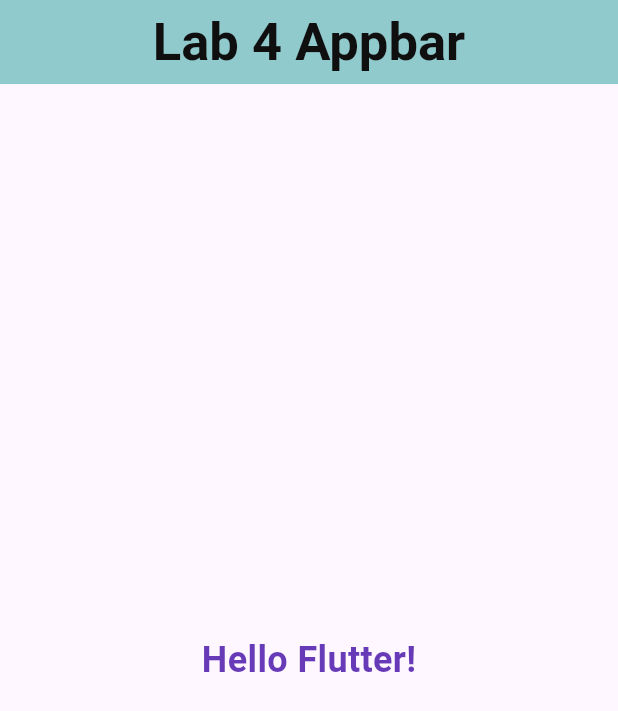
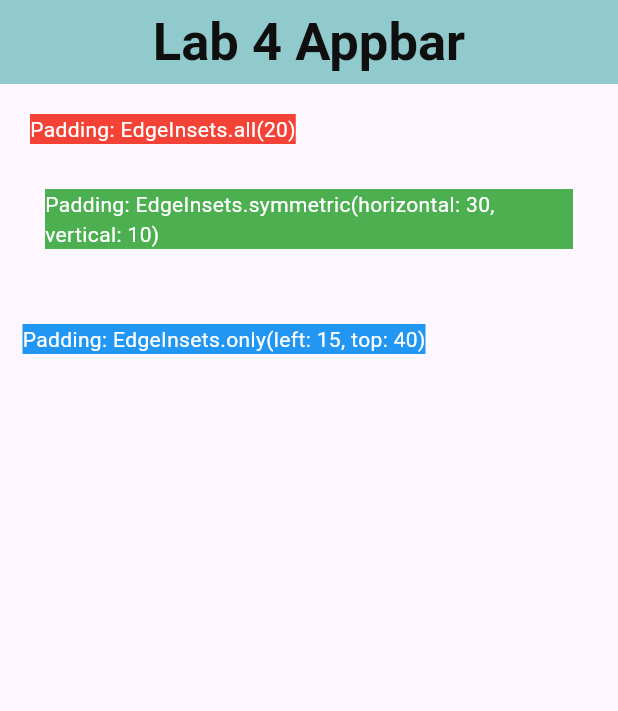
Before and after one commit to Ooozari/App-development, a Flutter app: the screen it shows after launch, on a phone screen of 412 x 824 dp. Shown: the top 711 px of the screen. Run offline on Flutter 3.47's test engine with Material 3 defaults, Android fonts, the light colour scheme and no system bars.

Commit message:
Implemented Padding widget examples using all, symmetric, and only EdgeInsets

```diff
--- a/Lab4/app4/lib/main.dart
+++ b/Lab4/app4/lib/main.dart
@@ -33,15 +33,45 @@
         centerTitle: true,
         backgroundColor: const Color.fromARGB(255, 145, 202, 205),
       ),
-      body: const Center(
-        child: Text(
-          'Hello Flutter!',
-          style: TextStyle(
-            fontSize: 24,
-            fontWeight: FontWeight.bold,
-            color: Colors.deepPurple,
+      body: Column(
+        crossAxisAlignment: CrossAxisAlignment.start,
+        children: [
+          // EdgeInsets.all
+          Padding(
+            padding: const EdgeInsets.all(20),
+            child: Container(
+              color: Colors.red,
+              child: const Text(
+                "Padding: EdgeInsets.all(20)",
+                style: TextStyle(color: Colors.white),
+              ),
+            ),
           ),
-        ),
+
+          // EdgeInsets.symmetric
+          Padding(
+            padding: const EdgeInsets.symmetric(horizontal: 30, vertical: 10),
+            child: Container(
+              color: Colors.green,
+              child: const Text(
+                "Padding: EdgeInsets.symmetric(horizontal: 30, vertical: 10)",
+                style: TextStyle(color: Colors.white),
+              ),
+            ),
+          ),
+
+          // EdgeInsets.only
+          Padding(
+            padding: const EdgeInsets.only(left: 15, top: 40),
+            child: Container(
+              color: Colors.blue,
+              child: const Text(
+                "Padding: EdgeInsets.only(left: 15, top: 40)",
+                style: TextStyle(color: Colors.white),
+              ),
+            ),
+          ),
+        ],
       ),
     );
   }
```
